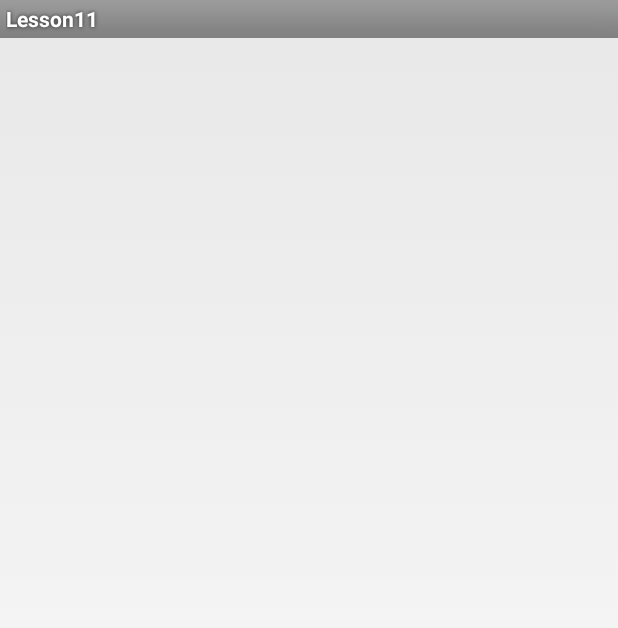
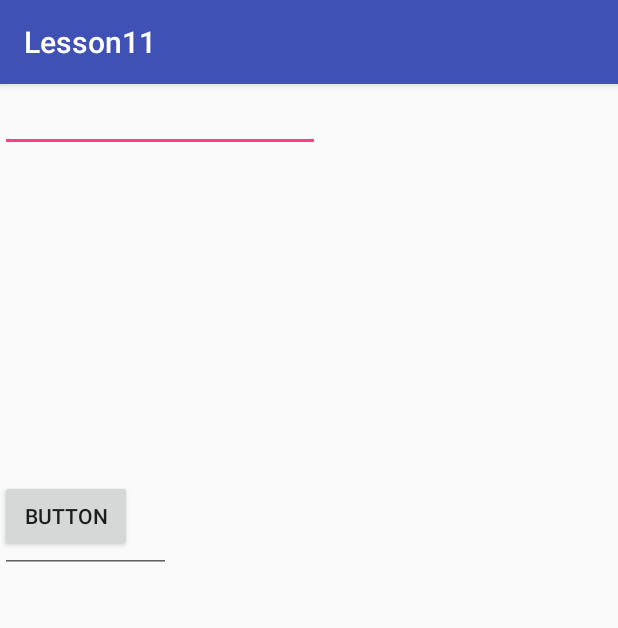
Before and after one commit to zaynitov/Lesson11, an Android app: the screen it shows after launch (MainActivity), on a phone screen of 412 x 824 dp. Shown: the top 628 px of the screen. Run offline under Robolectric (Android 15) with nearby library versions, the phone set to English and light mode, and no system bars; 2 statements that could not run were skipped.

Commit message:
no  bind

```diff
--- a/app/build.gradle
+++ b/app/build.gradle
@@ -23,7 +23,7 @@ android {
     }
     dependencies {
         implementation fileTree(dir: 'libs', include: ['*.jar'])
-        implementation 'com.android.support:appcompat-v7:28.0.0-alpha3'
+        implementation 'com.android.support:appcompat-v7:28.0.0-alpha1'
         implementation 'com.android.support.constraint:constraint-layout:1.1.2'
         testImplementation 'junit:junit:4.12'
         androidTestImplementation 'com.android.support.test:runner:1.0.2'
--- a/app/src/main/java/com/example/admin/lesson11/Fragment1.java
+++ b/app/src/main/java/com/example/admin/lesson11/Fragment1.java
@@ -5,12 +5,24 @@ import android.os.Bundle;
 import android.support.annotation.NonNull;
 import android.support.annotation.Nullable;
 import android.support.v4.app.Fragment;
+import android.view.LayoutInflater;
 import android.view.View;
+import android.view.ViewGroup;
 import android.widget.EditText;
 
 public class Fragment1 extends Fragment {
     EditText editText;
     IActivityCallbacks iActivityCallbacks;
+
+
+
+    @Nullable
+    @Override
+    public View onCreateView(@NonNull LayoutInflater inflater, @Nullable ViewGroup container, @Nullable Bundle savedInstanceState) {
+        View view = LayoutInflater.from(container.getContext()).inflate(R.layout.fragment1, container, false);
+        return view;
+    }
+
 
     @Override
     public void onViewCreated(@NonNull View view, @Nullable Bundle savedInstanceState) {
--- a/app/src/main/java/com/example/admin/lesson11/Fragment2.java
+++ b/app/src/main/java/com/example/admin/lesson11/Fragment2.java
@@ -5,7 +5,9 @@ import android.os.Bundle;
 import android.support.annotation.NonNull;
 import android.support.annotation.Nullable;
 import android.support.v4.app.Fragment;
+import android.view.LayoutInflater;
 import android.view.View;
+import android.view.ViewGroup;
 import android.widget.Button;
 import android.widget.EditText;
 
@@ -13,6 +15,15 @@ public class Fragment2 extends Fragment {
     Button button;
     EditText editText;
     IActivityCallbacks iActivityCallbacks;
+
+
+    @Nullable
+    @Override
+    public View onCreateView(@NonNull LayoutInflater inflater, @Nullable ViewGroup container, @Nullable Bundle savedInstanceState) {
+        View view = LayoutInflater.from(container.getContext()).inflate(R.layout.fragment2, container, false);
+        return view;
+    }
+
 
     @Override
     public void onViewCreated(@NonNull View view, @Nullable Bundle savedInstanceState) {
--- a/app/src/main/java/com/example/admin/lesson11/MainActivity.java
+++ b/app/src/main/java/com/example/admin/lesson11/MainActivity.java
@@ -6,28 +6,52 @@ import android.content.Intent;
 import android.content.ServiceConnection;
 import android.content.SharedPreferences;
 import android.os.IBinder;
+import android.os.RemoteException;
+import android.support.v4.app.FragmentManager;
 import android.support.v7.app.AppCompatActivity;
 import android.os.Bundle;
 
 public class MainActivity extends AppCompatActivity implements IActivityCallbacks {
-
-    public static final String ACTION_AIDL = "com.example.admin.lesson11.ISumNumbsAIDL";
+    private ServiceConnection serviceConnection;
+    public static final String ACTION_AIDL = "com.example.admin.lesson11.IMyAidlInterface.aidl";
     private IMyAidlInterface iMyAidlInterface;
     public SharedPreferences sharedPreferences;
     public static final String APP_PREFERENCES = "mysettings";
 
     @Override
     public void sendData(String data) {
+
+        try {
+            iMyAidlInterface.write(data);
+        } catch (RemoteException e) {
+            e.printStackTrace();
+        }
     }
 
     @Override
     public String getData() {
-        return "Hello";
+        try {
+            return iMyAidlInterface.read();
+        } catch (RemoteException e) {
+            e.printStackTrace();
+        }
+        return null;
     }
 
-    private ServiceConnection serviceConnection = new ServiceConnection() {
+
+
+    @Override
+    protected void onPause() {
+        super.onPause();
+        unbindService(serviceConnection);
+    }
+
+    @Override
+    protected void onCreate(Bundle savedInstanceState) {
+      serviceConnection = new ServiceConnection() {
             @Override
             public void onServiceConnected(ComponentName componentName, IBinder iBinder) {
+                System.out.println("HIIHIHIHI");
                 iMyAidlInterface = IMyAidlInterface.Stub.asInterface(iBinder);
 
             }
@@ -38,25 +62,26 @@ public class MainActivity extends AppCompatActivity implements IActivityCallback
             }
         };
 
-    @Override
-    protected void onResume() {
-        super.onResume();
+        super.onCreate(savedInstanceState);
+        setContentView(R.layout.activity_main);
         Intent intent = new Intent(this, RemoteService.class);
-        intent.setAction(ACTION_AIDL);
+
+        System.out.println("HEHEHEHEHEH");
         bindService(intent, serviceConnection, Context.BIND_AUTO_CREATE);
+        sharedPreferences = getSharedPreferences(APP_PREFERENCES, Context.MODE_PRIVATE);
+        try {
+            Thread.sleep(100);
+        } catch (InterruptedException e) {
+            e.printStackTrace();
         }
 
-    @Override
-    protected void onPause() {
-        super.onPause();
-        unbindService(serviceConnection);
-    }
 
-    @Override
-    protected void onCreate(Bundle savedInstanceState) {
-        super.onCreate(savedInstanceState);
-        setContentView(R.layout.activity_main);
-        sharedPreferences=getSharedPreferences(APP_PREFERENCES, Context.MODE_PRIVATE);
+        FragmentManager fragmentManager = getSupportFragmentManager();
+        Fragment1 fragment1 = new Fragment1();
+        Fragment2 fragment2 = new Fragment2();
+        fragmentManager.beginTransaction().add(R.id.framelayout1, fragment1).
+                add(R.id.framelayout2, fragment2).commit();
+
 
     }
 }
--- a/app/src/main/java/com/example/admin/lesson11/RemoteService.java
+++ b/app/src/main/java/com/example/admin/lesson11/RemoteService.java
@@ -14,12 +14,13 @@ public class RemoteService extends Service {
     @Nullable
     @Override
     public IBinder onBind(Intent intent) {
+        System.out.println("We Are Binded");
         return new IMyAidlInterface.Stub() {
             @Override
             public String read() throws RemoteException {
                 SharedPreferences sharedPreferences = getSharedPreferences(MainActivity.APP_PREFERENCES,
                         Context.MODE_PRIVATE);
-                return sharedPreferences.getString(stringForSP, null);
+                return sharedPreferences.getString(stringForSP, "DEFAULT");
             }
 
 
--- a/app/src/main/res/layout/activity_main.xml
+++ b/app/src/main/res/layout/activity_main.xml
@@ -6,29 +6,28 @@
     android:layout_height="match_parent"
     tools:context=".MainActivity">
 
-    <fragment
-        android:id="@+id/fragment"
-        android:name="com.example.admin.lesson11.Fragment1"
-        android:layout_width="168dp"
-        android:layout_height="122dp"
-        app:layout_constraintBottom_toTopOf="@+id/fragment2"
-        app:layout_constraintEnd_toEndOf="parent"
-        app:layout_constraintHorizontal_bias="0.0"
-        app:layout_constraintStart_toStartOf="parent"
+    <FrameLayout
+        android:id="@+id/framelayout1"
+        android:layout_width="0dp"
+        android:layout_height="264dp"
+        app:layout_constraintLeft_toLeftOf="parent"
+        app:layout_constraintRight_toRightOf="parent"
         app:layout_constraintTop_toTopOf="parent"
-        app:layout_constraintVertical_bias="0.0"
-        tools:layout="@layout/fragment1"/>
 
-    <fragment
-        android:id="@+id/fragment2"
-        android:name="com.example.admin.lesson11.Fragment2"
-        android:layout_width="197dp"
-        android:layout_height="145dp"
-        app:layout_constraintBottom_toBottomOf="parent"
-        app:layout_constraintEnd_toEndOf="parent"
-        app:layout_constraintHorizontal_bias="0.0"
-        app:layout_constraintStart_toStartOf="parent"
-        app:layout_constraintTop_toBottomOf="@+id/fragment"
-        tools:layout="@layout/fragment2"/>
+        >
+
+    </FrameLayout>
+
+    <FrameLayout
+        android:id="@+id/framelayout2"
+        android:layout_width="0dp"
+        android:layout_height="264dp"
+        app:layout_constraintLeft_toLeftOf="parent"
+        app:layout_constraintRight_toRightOf="parent"
+        app:layout_constraintTop_toBottomOf="@id/framelayout1"
+
+        >
+
+    </FrameLayout>
 
 </android.support.constraint.ConstraintLayout>
--- a/app/src/main/res/values/styles.xml
+++ b/app/src/main/res/values/styles.xml
@@ -1,7 +1,7 @@
 <resources>
 
     <!-- Base application theme. -->
-    <style name="AppTheme" parent="android:Theme.Light" >
+    <style name="AppTheme" parent="Theme.AppCompat.Light.DarkActionBar">
         <!-- Customize your theme here. -->
         <item name="colorPrimary">@color/colorPrimary</item>
         <item name="colorPrimaryDark">@color/colorPrimaryDark</item>
```
Also changed, not shown: app/src/main/AndroidManifest.xml (+4 -4 lines). Lines whose indentation alone changed are shown as unchanged.
